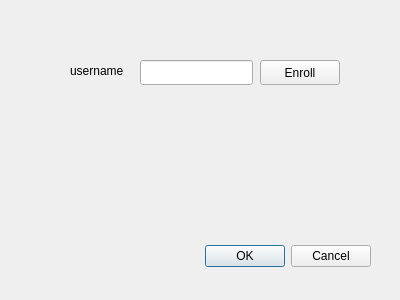
Before: the Qt Designer form qt/Project3/createuserwindow.ui in bangnbx/hust_final_project, drawn with Qt 5.
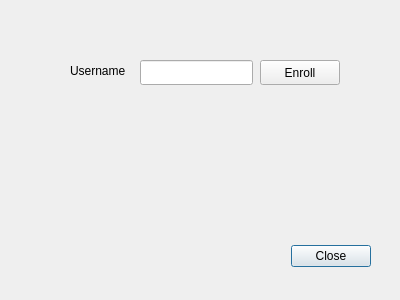
After: the same form once the commit is applied.

What changed in the file:
```diff
--- a/qt/Project3/createuserwindow.ui
+++ b/qt/Project3/createuserwindow.ui
@@ -26,7 +26,7 @@
     <enum>Qt::Horizontal</enum>
    </property>
    <property name="standardButtons">
-    <set>QDialogButtonBox::Cancel|QDialogButtonBox::Ok</set>
+    <set>QDialogButtonBox::Close</set>
    </property>
   </widget>
   <widget class="QLabel" name="label">
@@ -39,7 +39,7 @@
     </rect>
    </property>
    <property name="text">
-    <string>username</string>
+    <string>Username</string>
    </property>
   </widget>
   <widget class="QLineEdit" name="lineEditUsername">
```
Left out of the diff: 13 changed lines with no effect on the pictures.
